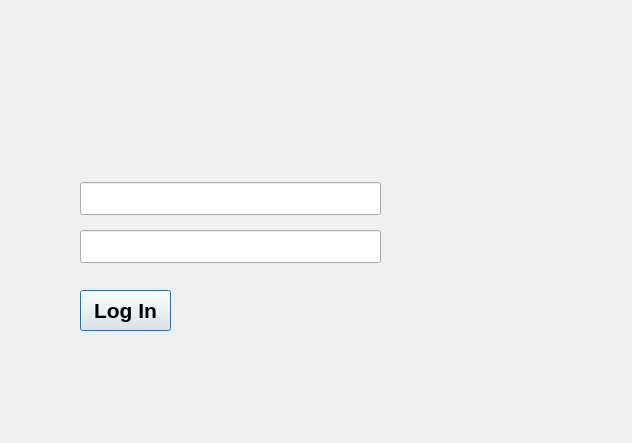
The window that signin.ui (Adarsha16/SoftNote) describes before a commit, drawn with Qt 5.
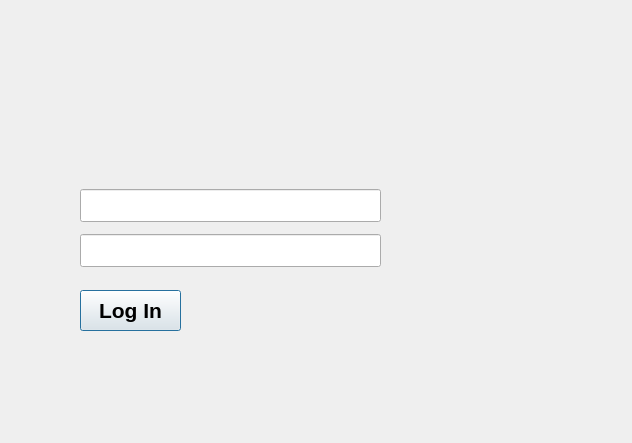
The same window after the commit.

Patch:
```diff
--- a/signin.ui
+++ b/signin.ui
@@ -39,7 +39,7 @@
     <rect>
      <x>80</x>
      <y>290</y>
-     <width>91</width>
+     <width>101</width>
      <height>41</height>
     </rect>
    </property>
@@ -76,9 +76,9 @@
    <property name="geometry">
     <rect>
      <x>80</x>
-     <y>173</y>
+     <y>183</y>
      <width>301</width>
-     <height>101</height>
+     <height>91</height>
     </rect>
    </property>
    <layout class="QVBoxLayout" name="verticalLayout">
```
